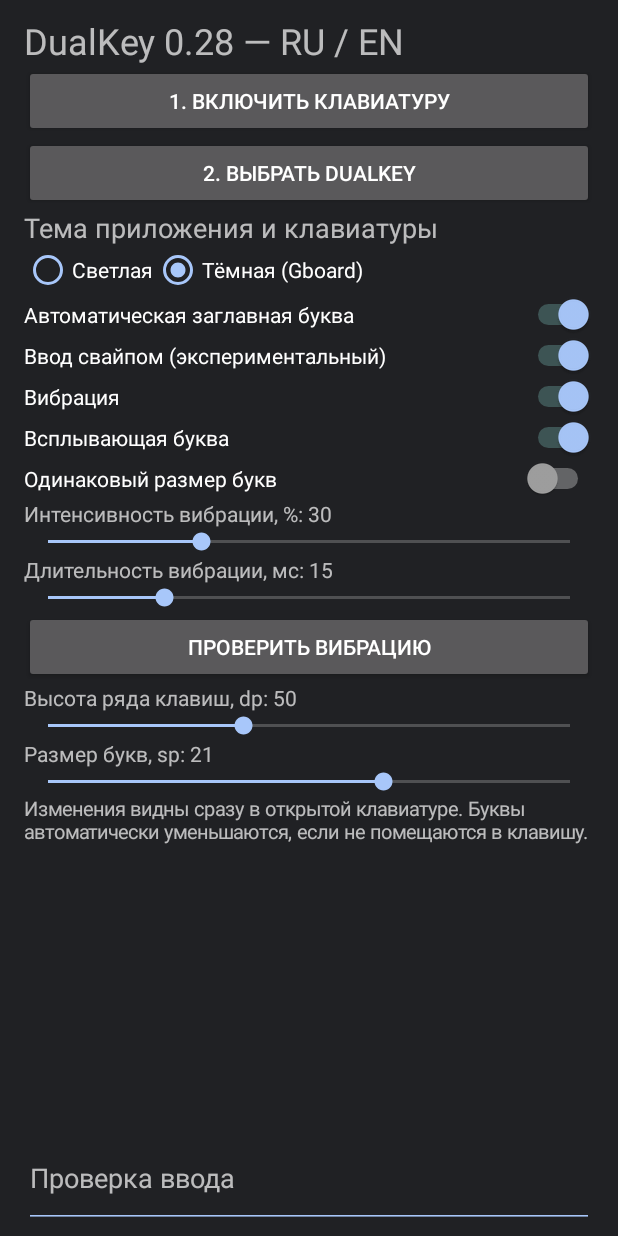
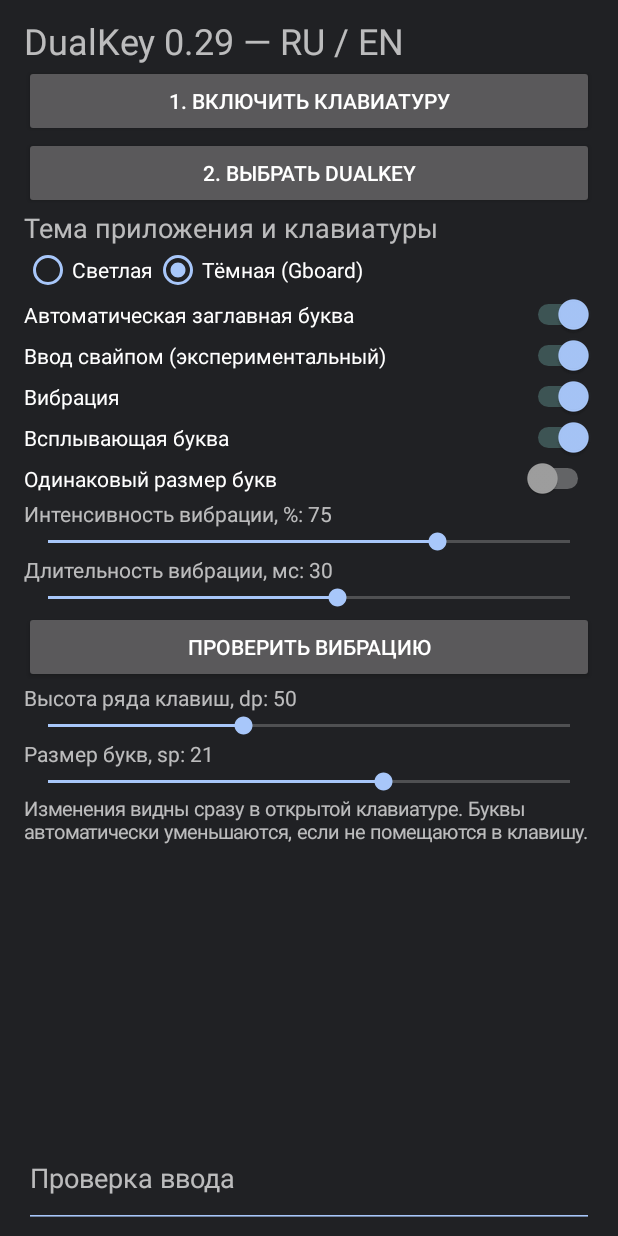
Before and after one commit to 65WebDev/Dual-keyboard, an Android app: the screen it shows after launch (SettingsActivity), after a tap on "ПРОВЕРИТЬ ВИБРАЦИЮ", on a phone screen of 412 x 824 dp. Run offline under Robolectric (Android 15) with nearby library versions, the phone set to English and light mode, and no system bars.

Commit message:
DualKey 0.29: vibration defaults, swipe capitalization recovery, word-only composition and modifier previews

```diff
--- a/app/build.gradle
+++ b/app/build.gradle
@@ -1,6 +1,6 @@
 plugins { id 'com.android.application'; id 'org.jetbrains.kotlin.android' }
 android { namespace 'com.dualkey.ime'; compileSdk 35
- defaultConfig { applicationId 'com.dualkey.ime'; minSdk 26; targetSdk 35; versionCode 28; versionName '0.28' }
+ defaultConfig { applicationId 'com.dualkey.ime'; minSdk 26; targetSdk 35; versionCode 29; versionName '0.29' }
  compileOptions { sourceCompatibility JavaVersion.VERSION_17; targetCompatibility JavaVersion.VERSION_17 }
  kotlinOptions { jvmTarget = '17' }
 }
--- a/app/src/main/java/com/dualkey/ime/KeyVibration.kt
+++ b/app/src/main/java/com/dualkey/ime/KeyVibration.kt
@@ -11,9 +11,9 @@ object KeyVibration {
   if(!p.getBoolean("haptic",true)) return false
   val v=if(Build.VERSION.SDK_INT>=31) context.getSystemService(VibratorManager::class.java)?.defaultVibrator else context.getSystemService(Context.VIBRATOR_SERVICE) as? Vibrator
   if(v==null || !v.hasVibrator()) return false
-  val baseDuration=p.getInt("vibration_duration",15).coerceIn(5,50)
+  val baseDuration=p.getInt("vibration_duration",30).coerceIn(5,50)
   val duration=(if(micro) (baseDuration/3).coerceIn(3,8) else if(confirmation) (baseDuration*1.5f).toInt().coerceAtMost(75) else baseDuration).toLong()
-  val baseStrength=p.getInt("vibration_strength",30).coerceIn(1,100)
+  val baseStrength=p.getInt("vibration_strength",75).coerceIn(1,100)
   val strength=if(micro) (baseStrength*0.35f).toInt().coerceIn(1,35) else if(confirmation) (baseStrength*1.35f).toInt().coerceIn(1,100) else baseStrength
   val amplitude=if(v.hasAmplitudeControl()) (strength*255/100).coerceIn(1,255) else VibrationEffect.DEFAULT_AMPLITUDE
   return try { val effect=VibrationEffect.createOneShot(duration,amplitude)
--- a/app/src/main/java/com/dualkey/ime/SettingsActivity.kt
+++ b/app/src/main/java/com/dualkey/ime/SettingsActivity.kt
@@ -18,7 +18,7 @@ class SettingsActivity: Activity() {
  window.setSoftInputMode(android.view.WindowManager.LayoutParams.SOFT_INPUT_ADJUST_RESIZE)
  val l=LinearLayout(this).apply { orientation=1; setPadding(24,16,24,24) }
  fun button(s:String, f:()->Unit) { l.addView(Button(this).apply { text=s; setOnClickListener { f() } }) }
- l.addView(TextView(this).apply { text="DualKey 0.28 — RU / EN"; textSize=24f })
+ l.addView(TextView(this).apply { text="DualKey 0.29 — RU / EN"; textSize=24f })
  button("1. Включить клавиатуру") { startActivity(Intent(Settings.ACTION_INPUT_METHOD_SETTINGS)) }
  button("2. Выбрать DualKey") { getSystemService(InputMethodManager::class.java).showInputMethodPicker() }
  fun toggle(s:String,k:String,d:Boolean) { l.addView(Switch(this).apply { text=s; if(night){thumbTintList=android.content.res.ColorStateList(arrayOf(intArrayOf(android.R.attr.state_checked),intArrayOf()),intArrayOf(0xffa8c7fa.toInt(),0xffa0a0a0.toInt()))}; isChecked=p.getBoolean(k,d); setOnCheckedChangeListener { _,v->p.edit().putBoolean(k,v).apply() } }) }
@@ -31,7 +31,7 @@ class SettingsActivity: Activity() {
  themes.setOnCheckedChangeListener { _,id -> val selected=id==dark.id; if(selected!=night){p.edit().putBoolean("dark",selected).apply();recreate()} }
   toggle("Автоматическая заглавная буква","autocaps",true); toggle("Ввод свайпом (экспериментальный)","swipe",true); toggle("Вибрация","haptic",true); toggle("Всплывающая буква","preview",true); toggle("Одинаковый размер букв","equal",false)
  fun slider(s:String,k:String,min:Int,max:Int,d:Int) { val label=TextView(this); l.addView(label); val bar=SeekBar(this);bar.progressTintList=accent;bar.thumbTintList=accent; bar.max=max-min; bar.progress=p.getInt(k,d)-min; label.text="$s: ${bar.progress+min}"; l.addView(bar); bar.setOnSeekBarChangeListener(object:SeekBar.OnSeekBarChangeListener { override fun onProgressChanged(b:SeekBar,v:Int,u:Boolean){label.text="$s: ${v+min}";p.edit().putInt(k,v+min).apply()}; override fun onStartTrackingTouch(b:SeekBar){};override fun onStopTrackingTouch(b:SeekBar){} }) }
- slider("Интенсивность вибрации, %","vibration_strength",1,100,30); slider("Длительность вибрации, мс","vibration_duration",5,50,15)
+ slider("Интенсивность вибрации, %","vibration_strength",1,100,75); slider("Длительность вибрации, мс","vibration_duration",5,50,30)
  button("Проверить вибрацию") { if(p.getBoolean("haptic",true) && !KeyVibration.play(this,p)) l.performHapticFeedback(android.view.HapticFeedbackConstants.KEYBOARD_TAP) }
  slider("Высота ряда клавиш, dp","height",38,70,50); slider("Размер букв, sp","size",12,26,21)
  l.addView(TextView(this).apply{text="Изменения видны сразу в открытой клавиатуре. Буквы автоматически уменьшаются, если не помещаются в клавишу.";textSize=13f})
```
Also changed, not shown: app/src/main/java/com/dualkey/ime/DualIme.kt (+26 -9 lines), 1 other file.
